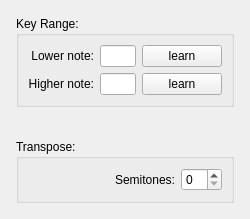
elieserdejesus/JamTaba, file src/Standalone/gui/MidiToolsDialog.ui: the form before one commit.
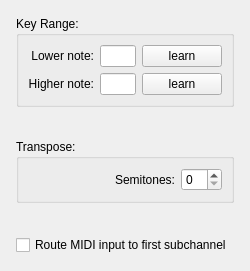
The form after the commit.

Commit message: Allowing midi controlled audio tracks (like vocoders) (#682)

```diff
--- a/src/Standalone/gui/MidiToolsDialog.ui
+++ b/src/Standalone/gui/MidiToolsDialog.ui
@@ -7,7 +7,7 @@
     <x>0</x>
     <y>0</y>
     <width>237</width>
-    <height>208</height>
+    <height>257</height>
    </rect>
   </property>
   <property name="sizePolicy">
@@ -202,6 +202,13 @@
      </layout>
     </widget>
    </item>
+   <item>
+    <widget class="QCheckBox" name="checkBoxMidiRouting">
+     <property name="text">
+      <string>Route MIDI input to first subchannel</string>
+     </property>
+    </widget>
+   </item>
   </layout>
  </widget>
  <resources/>
```
The commit also changes 34 other files.
